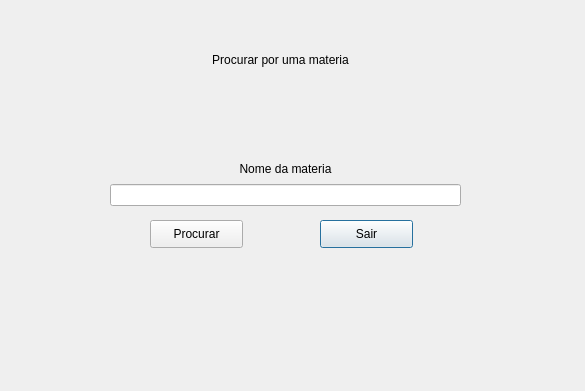
Old version of the form ProjetoFinal/imprimirmateria.ui in the repository Fernando-maruba/Trabalho-Final-POO.
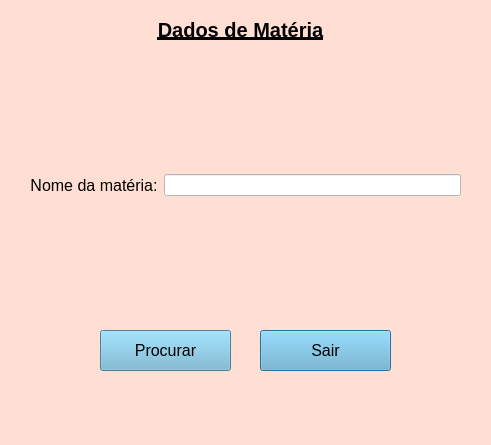
New version of the form.

Patch:
```diff
--- a/ProjetoFinal/imprimirmateria.ui
+++ b/ProjetoFinal/imprimirmateria.ui
@@ -6,43 +6,95 @@
    <rect>
     <x>0</x>
     <y>0</y>
-    <width>585</width>
-    <height>391</height>
+    <width>491</width>
+    <height>445</height>
    </rect>
   </property>
   <property name="windowTitle">
    <string>Dialog</string>
   </property>
+  <property name="styleSheet">
+   <string notr="true">background-color:#FFDFD3</string>
+  </property>
   <widget class="QLabel" name="label">
    <property name="geometry">
     <rect>
-     <x>110</x>
-     <y>50</y>
+     <x>70</x>
+     <y>20</y>
      <width>341</width>
      <height>20</height>
     </rect>
    </property>
+   <property name="font">
+    <font>
+     <pointsize>-1</pointsize>
+     <weight>75</weight>
+     <bold>true</bold>
+     <underline>true</underline>
+    </font>
+   </property>
+   <property name="styleSheet">
+    <string notr="true">font-size:20px;
+</string>
+   </property>
    <property name="text">
-    <string>Procurar por uma materia</string>
+    <string>Dados de Matéria</string>
    </property>
    <property name="alignment">
     <set>Qt::AlignCenter</set>
    </property>
   </widget>
-  <widget class="QWidget" name="layoutWidget_2">
+  <widget class="QPushButton" name="pushButton_2">
    <property name="geometry">
     <rect>
-     <x>110</x>
-     <y>160</y>
-     <width>351</width>
-     <height>46</height>
+     <x>260</x>
+     <y>330</y>
+     <width>131</width>
+     <height>41</height>
     </rect>
    </property>
-   <layout class="QVBoxLayout" name="verticalLayout">
+   <property name="styleSheet">
+    <string notr="true">font-size:16px;
+background-color:#6CB2D1</string>
+   </property>
+   <property name="text">
+    <string>Sair</string>
+   </property>
+  </widget>
+  <widget class="QPushButton" name="pushButton">
+   <property name="geometry">
+    <rect>
+     <x>100</x>
+     <y>330</y>
+     <width>131</width>
+     <height>41</height>
+    </rect>
+   </property>
+   <property name="styleSheet">
+    <string notr="true">font-size:16px;
+background-color:#6CB2D1</string>
+   </property>
+   <property name="text">
+    <string>Procurar</string>
+   </property>
+  </widget>
+  <widget class="QWidget" name="horizontalLayoutWidget">
+   <property name="geometry">
+    <rect>
+     <x>30</x>
+     <y>80</y>
+     <width>431</width>
+     <height>211</height>
+    </rect>
+   </property>
+   <layout class="QHBoxLayout" name="horizontalLayout">
     <item>
      <widget class="QLabel" name="label_2">
+      <property name="styleSheet">
+       <string notr="true">font-size:16px;</string>
+      </property>
       <property name="text">
-       <string>Nome da materia</string>
+       <string>Nome da matéria:</string>
       </property>
       <property name="alignment">
        <set>Qt::AlignCenter</set>
@@ -57,6 +109,9 @@
       <property name="autoFillBackground">
        <bool>false</bool>
       </property>
+      <property name="styleSheet">
+       <string notr="true">background-color:white;</string>
+      </property>
       <property name="inputMask">
        <string/>
       </property>
@@ -67,32 +122,6 @@
     </item>
    </layout>
   </widget>
-  <widget class="QPushButton" name="pushButton_2">
-   <property name="geometry">
-    <rect>
-     <x>320</x>
-     <y>220</y>
-     <width>93</width>
-     <height>28</height>
-    </rect>
-   </property>
-   <property name="text">
-    <string>Sair</string>
-   </property>
-  </widget>
-  <widget class="QPushButton" name="pushButton">
-   <property name="geometry">
-    <rect>
-     <x>150</x>
-     <y>220</y>
-     <width>93</width>
-     <height>28</height>
-    </rect>
-   </property>
-   <property name="text">
-    <string>Procurar</string>
-   </property>
-  </widget>
  </widget>
  <resources/>
  <connections>
```
